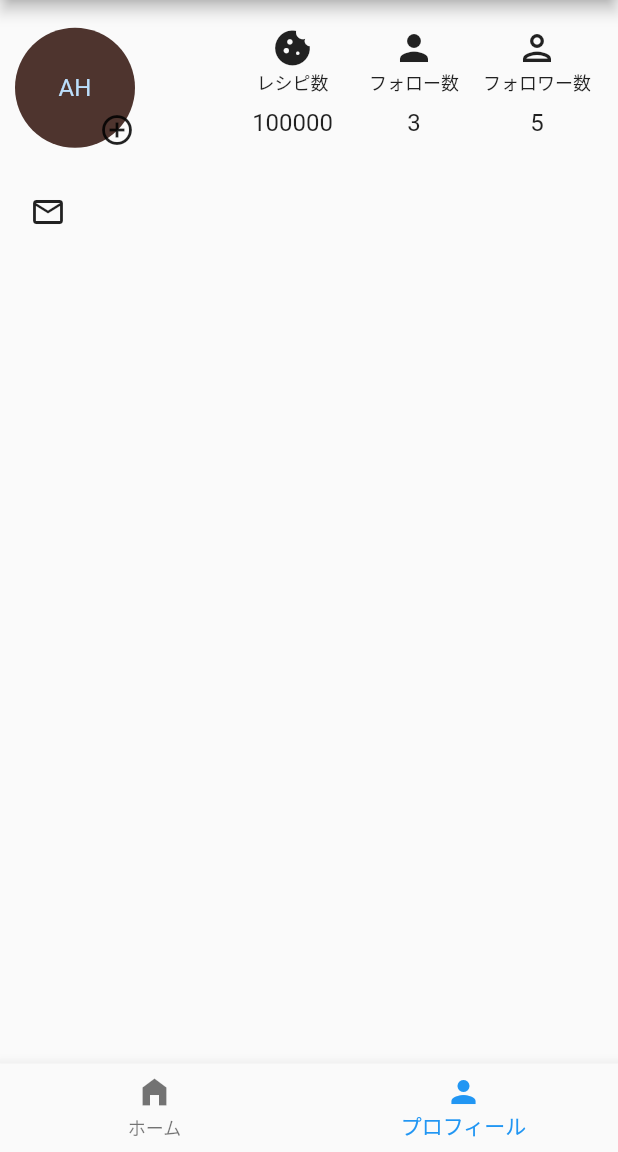
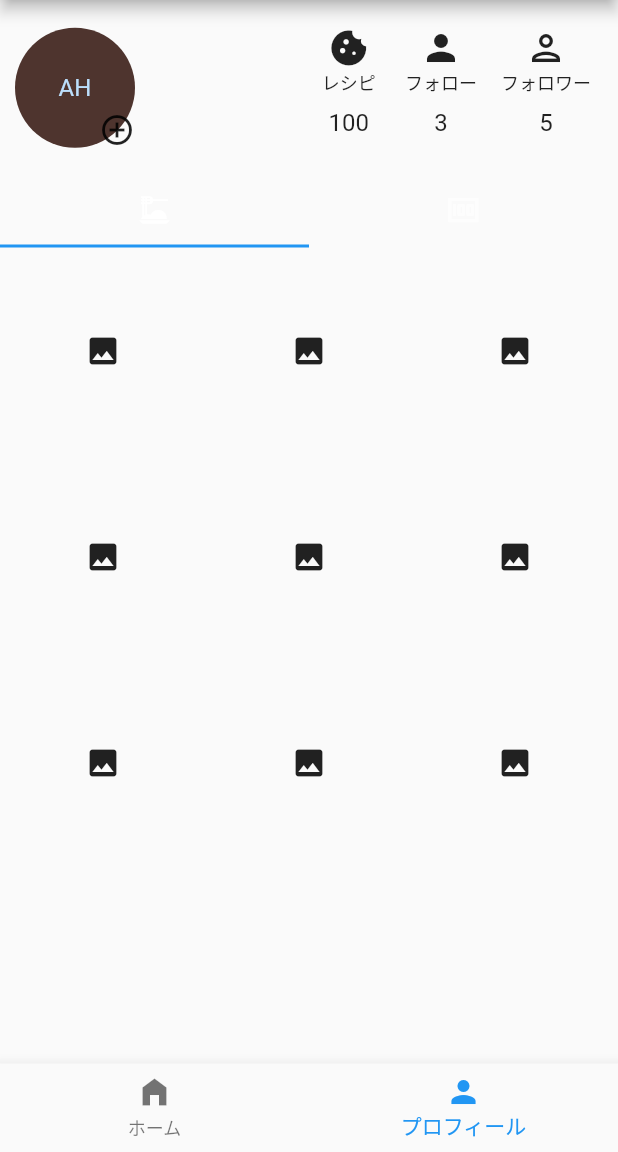
Before and after one commit to tombee-creator/e-meal-frontend, a Flutter app: the HomePageLayout screen opened directly, item 2 of the bottom bar chosen, on a phone screen of 412 x 824 dp, the part 84-1236 px from its top. Run offline on Flutter 3.47's test engine with Material 2 defaults, Android fonts, the phone set to English and light mode, and no system bars; our stand-ins replace firebase_auth, firebase_core, fluttertoast; accounts and stored records are empty; generated files the repository leaves out were written again; network calls fail.

Commit message:
タブを追加しました。

```diff
--- a/lib/views/common/recipe/recipe_list_view.dart
+++ b/lib/views/common/recipe/recipe_list_view.dart
@@ -11,8 +11,7 @@ class RecipeListView extends StatelessWidget {
 
   @override
   Widget build(BuildContext context) {
-    return Expanded(
-        child: FutureBuilder(
+    return FutureBuilder(
         future: future,
         builder: ((context, snapshot) {
           final data = snapshot.data;
@@ -26,9 +25,8 @@ class RecipeListView extends StatelessWidget {
           return GridView.count(
             cacheExtent: 1000,
             crossAxisCount: 3,
-                children:
-                    data.map((dish) => DishListItemView(dish: dish)).toList(),
+            children: data.map((dish) => DishListItemView(dish: dish)).toList(),
           );
-            })));
+        }));
   }
 }
--- a/lib/views/profile/profile_component.dart
+++ b/lib/views/profile/profile_component.dart
@@ -1,8 +1,9 @@
 import 'package:flutter/material.dart';
 import 'package:frontend/services/authentication.dart';
+import 'package:frontend/services/database.dart';
 import 'package:frontend/views/common/avatar.dart';
+import 'package:frontend/views/common/recipe/recipe_list_view.dart';
 import 'package:frontend/views/common/icon_size.dart';
-import 'package:frontend/views/profile/profile_text_component.dart';
 import 'package:frontend/views/profile/top_profile_item_component.dart';
 
 class ProfileComponent extends StatefulWidget {
@@ -23,23 +24,27 @@ class _ProfileComponentState extends State<ProfileComponent> {
       throw UnsupportedError("ユーザ認証されていません");
     }
 
-    return Padding(
-      padding: const EdgeInsets.all(10.0),
-      child: Column(
-        children: [
-          Center(child: createTopRowProfile(context, userEmail, userPhotoUrl)),
-          Padding(
-            padding: const EdgeInsets.all(10.0),
-            child: ProfileTextComponent(
-                icon: Icons.mail_outline,
-                child: Text(
-                  userEmail,
-                  style: const TextStyle(fontSize: 16.0),
-                )),
-          ),
-        ],
-      ),
+    final list = <Widget>[];
+    list.add(Padding(
+        padding: const EdgeInsets.all(10.0),
+        child: createTopRowProfile(context, userEmail, userPhotoUrl)));
+    list.add(
+      const TabBar(tabs: <Widget>[
+        Tab(icon: Icon(Icons.dinner_dining)),
+        Tab(icon: Icon(Icons.money))
+      ]),
     );
+    list.add(Expanded(
+        child: TabBarView(children: [
+      RecipeListView(future: Database().getDishes()),
+      RecipeListView(future: Database().getDishes()),
+    ])));
+
+    return DefaultTabController(
+        length: 2,
+        child: Column(
+          children: list,
+        ));
   }
 
   Widget createTopRowProfile(
@@ -57,13 +62,11 @@ class _ProfileComponentState extends State<ProfileComponent> {
     items.add(const Spacer());
     items.add(const IntrinsicWidth(
       child: Row(
-        mainAxisAlignment: MainAxisAlignment.spaceEvenly,
         children: [
+          TopProfileItemComponent(icon: Icons.cookie, label: "レシピ", value: 100),
+          TopProfileItemComponent(icon: Icons.person, label: "フォロー", value: 3),
           TopProfileItemComponent(
-              icon: Icons.cookie, label: "レシピ数", value: 100000),
-          TopProfileItemComponent(icon: Icons.person, label: "フォロー数", value: 3),
-          TopProfileItemComponent(
-              icon: Icons.person_outlined, label: "フォロワー数", value: 5)
+              icon: Icons.person_outlined, label: "フォロワー", value: 5)
         ],
       ),
     ));
```
Lines whose indentation alone changed are shown as unchanged.
